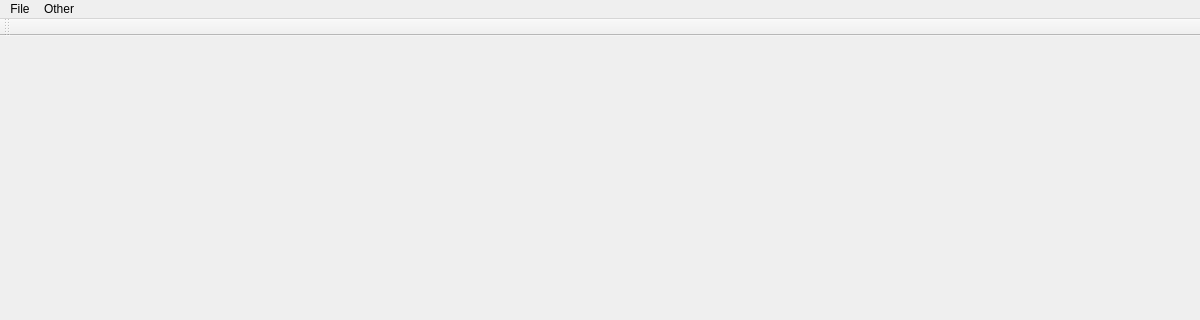
Before: the Qt Designer form ClassProject2DModelerG3/mainwindow.ui in ErikNguyen20/CS1C_ClassProject_G3, drawn with Qt 5; both pictures show x 0 to 1200 and y 0 to 320 of the 1200 by 600 pixel window.
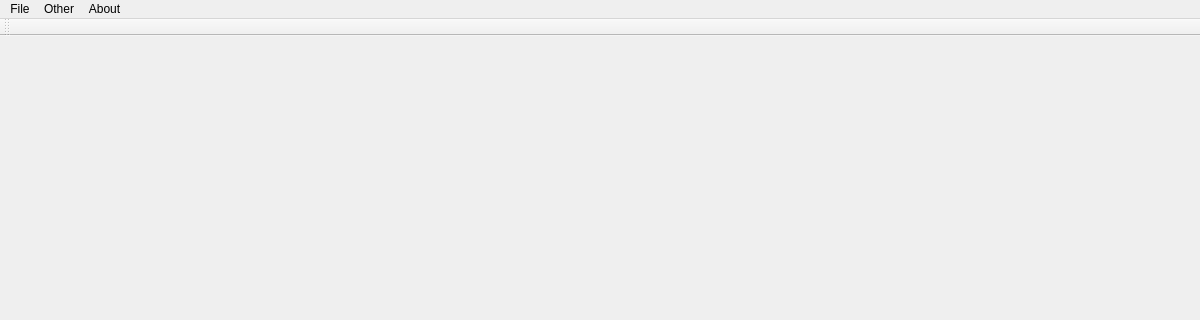
After: the same form once the commit is applied.

Patch:
```diff
--- a/ClassProject2DModelerG3/mainwindow.ui
+++ b/ClassProject2DModelerG3/mainwindow.ui
@@ -43,7 +43,7 @@
      <x>0</x>
      <y>0</y>
      <width>1200</width>
-     <height>22</height>
+     <height>21</height>
     </rect>
    </property>
    <widget class="QMenu" name="menuFile">
@@ -62,8 +62,16 @@
     </property>
     <addaction name="actionLogin"/>
    </widget>
+   <widget class="QMenu" name="menuAbout">
+    <property name="title">
+     <string>About</string>
+    </property>
+    <addaction name="actionTestimonials"/>
+    <addaction name="actionContact_Us"/>
+   </widget>
    <addaction name="menuFile"/>
    <addaction name="menuTempButton"/>
+   <addaction name="menuAbout"/>
   </widget>
   <widget class="QToolBar" name="mainToolBar">
    <attribute name="toolBarArea">
```
Left out of the diff: 10 changed lines with no effect on the pictures.
